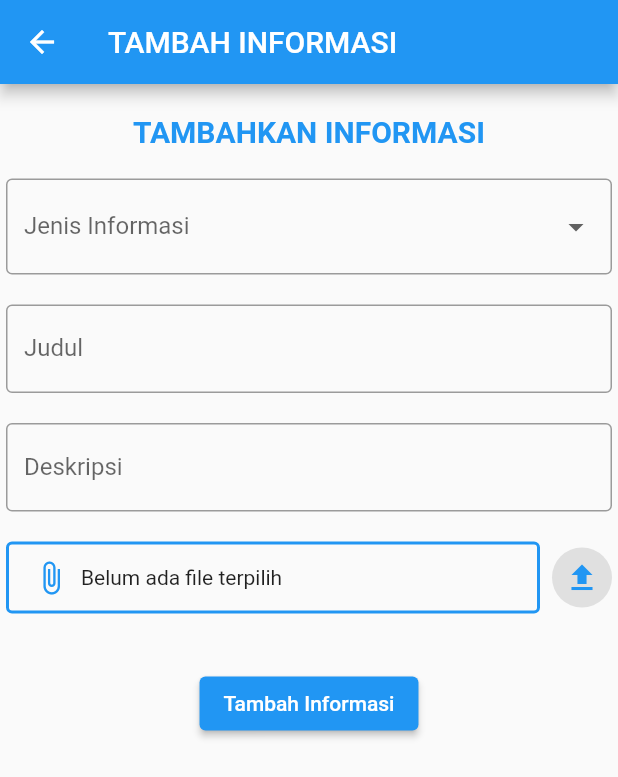
After one commit to RofiqAbdulRozak/kelompok_4_task_learn, a Flutter app: the TambahInformasi screen opened directly, on a phone screen of 412 x 824 dp. The commit adds this screen. Shown: the top 777 px of the screen. Run offline on Flutter 3.47's test engine with Material 2 defaults, Android fonts, the phone set to English and light mode, and no system bars; our stand-ins replace cloud_firestore, file_picker, firebase_auth, firebase_core; accounts and stored records are empty.

Commit message:
tambah_informasi_dosen Fixes #11
gabung kelas diubah warna
tambah_informasi _dosen selesai
(dina nurhasanah)

```diff
--- a/lib/widget/GabungKelas.dart
+++ b/lib/widget/GabungKelas.dart
@@ -1,4 +1,6 @@
 import 'package:flutter/material.dart';
+
+
 
 void main(List<String> args) {
   runApp(GabungKelas1());
@@ -23,6 +25,7 @@ class GabungKelas extends StatefulWidget {
 }
 
 class _GabungKelasState extends State<GabungKelas> {
+
   @override
   Widget build(BuildContext context) {
     return Scaffold(
@@ -34,7 +37,7 @@ class _GabungKelasState extends State<GabungKelas> {
           },
         ),
         title: Text("GABUNG KELAS"),
-        backgroundColor: Colors.teal,
+        backgroundColor: Colors.blue,
       ),
       body: Padding(
         padding: const EdgeInsets.only(left: 4, right: 4, top: 20),
@@ -45,7 +48,7 @@ class _GabungKelasState extends State<GabungKelas> {
               style: TextStyle(
                 fontSize: 17,
                 fontWeight: FontWeight.bold,
-                color: Colors.teal,
+                color: Colors.blue,
               ),
               ),
             ),
@@ -55,7 +58,7 @@ class _GabungKelasState extends State<GabungKelas> {
                 labelText: 'Kode Kelas',
                 border: OutlineInputBorder(
                   borderSide: BorderSide(
-                    color: Colors.teal,
+                    color: Colors.blue,
                     width: 2.0,
                     style: BorderStyle.solid
                   ),
@@ -68,7 +71,7 @@ class _GabungKelasState extends State<GabungKelas> {
                 //logika (kode)
               },
               style: ElevatedButton.styleFrom(
-                primary: Colors.teal,
+                primary: Colors.blue,
               ),
               child: Text("GABUNG KELAS"),)
           ],
--- /dev/null
+++ b/lib/widget/tambah_infomasi_dosen.dart
@@ -0,0 +1,252 @@
+import 'package:flutter/material.dart';
+import 'package:file_picker/file_picker.dart';
+
+void main() {
+  runApp(TambahInformasi1());
+}
+
+class TambahInformasi1 extends StatelessWidget {
+  const TambahInformasi1({Key? key}) : super(key: key);
+
+  @override
+  Widget build(BuildContext context) {
+    return MaterialApp(
+      home: TambahInformasi(),
+    );
+  }
+}
+
+class TambahInformasi extends StatefulWidget {
+  const TambahInformasi({Key? key}) : super(key: key);
+
+  @override
+  State<TambahInformasi> createState() => _TambahInformasiState();
+}
+
+class _TambahInformasiState extends State<TambahInformasi> {
+  String? selectedOption;
+  String? fileName;
+  String? filePath;
+  bool showDeadline = false; // Menambahkan variabel showDeadline
+  DateTime? selectedDateTime;
+
+  Future<void> _selectDateTime(BuildContext context) async {
+    final DateTime? picked = await showDatePicker(
+      context: context,
+      initialDate: selectedDateTime ?? DateTime.now(),
+      firstDate: DateTime(2000),
+      lastDate: DateTime(2100),
+    );
+    if (picked != null) {
+      final TimeOfDay? pickedTime = await showTimePicker(
+        context: context,
+        initialTime: TimeOfDay.now(),
+      );
+      if (pickedTime != null) {
+        setState(() {
+          selectedDateTime = DateTime(
+            picked.year,
+            picked.month,
+            picked.day,
+            pickedTime.hour,
+            pickedTime.minute,
+          );
+        });
+      }
+    }
+  }
+
+  void showPicker() async {
+    FilePickerResult? result = await FilePicker.platform.pickFiles();
+
+    if (result != null) {
+      setState(() {
+        fileName = result.files.single.name;
+        filePath = result.files.single.path;
+      });
+    }
+  }
+
+  @override
+  Widget build(BuildContext context) {
+    return Scaffold(
+      appBar: AppBar(
+        leading: IconButton(
+          icon: Icon(Icons.arrow_back),
+          onPressed: () {},
+        ),
+        title: Text("TAMBAH INFORMASI"),
+        backgroundColor: Colors.blue,
+      ),
+      body: SingleChildScrollView(
+        child: Padding(
+          padding: const EdgeInsets.only(left: 4, right: 4, top: 20),
+          child: Column(
+            children: [
+              Center(
+                child: Text(
+                  "TAMBAHKAN INFORMASI",
+                  style: TextStyle(
+                    fontSize: 20,
+                    fontWeight: FontWeight.bold,
+                    color: Colors.blue,
+                  ),
+                ),
+              ),
+              SizedBox(height: 20),
+              DropdownButtonFormField<String>(
+                decoration: InputDecoration(
+                  labelText: 'Jenis Informasi',
+                  border: OutlineInputBorder(
+                    borderSide: BorderSide(
+                      color: Colors.blue,
+                      width: 2.0,
+                      style: BorderStyle.solid,
+                    ),
+                  ),
+                ),
+                value: selectedOption,
+                onChanged: (String? newValue) {
+                  setState(() {
+                    selectedOption = newValue;
+                    if (selectedOption == 'TUGAS') {
+                      showDeadline = true;
+                    } else {
+                      showDeadline = false;
+                    }
+                  });
+                },
+                items: <String>['TUGAS', 'MATERI']
+                    .map<DropdownMenuItem<String>>((String value) {
+                  return DropdownMenuItem<String>(
+                    value: value,
+                    child: Text(value),
+                  );
+                }).toList(),
+              ),
+              SizedBox(height: 20),
+              TextFormField(
+                decoration: InputDecoration(
+                  labelText: 'Judul',
+                  border: OutlineInputBorder(
+                    borderSide: BorderSide(
+                      color: Colors.blue,
+                      width: 2.0,
+                      style: BorderStyle.solid,
+                    ),
+                  ),
+                ),
+                textInputAction: TextInputAction.newline,
+                keyboardType: TextInputType.multiline,
+                maxLines: null,
+                onEditingComplete: () {},
+              ),
+              SizedBox(height: 20),
+              TextFormField(
+                decoration: InputDecoration(
+                  labelText: 'Deskripsi',
+                  border: OutlineInputBorder(
+                    borderSide: BorderSide(
+                      color: Colors.teal,
+                      width: 2.0,
+                      style: BorderStyle.solid,
+                    ),
+                  ),
+                ),
+                textInputAction: TextInputAction.newline,
+                keyboardType: TextInputType.multiline,
+                maxLines: null,
+                onEditingComplete: () {},
+              ),
+              SizedBox(height: 20),
+              Row(
+                children: [
+                  Expanded(
+                    child: Container(
+                      padding: EdgeInsets.symmetric(vertical: 10, horizontal: 16),
+                      decoration: BoxDecoration(
+                        border: Border.all(color: Colors.blue, width: 2.0),
+                        borderRadius: BorderRadius.circular(4),
+                      ),
+                      child: Row(
+                        mainAxisAlignment: MainAxisAlignment.spaceBetween,
+                        children: [
+                          Icon(
+                            Icons.attach_file,
+                            color: Colors.blue,
+                          ),
+                          SizedBox(width: 8),
+                          Expanded(
+                            child: Text(
+                              fileName ?? 'Belum ada file terpilih',
+                              overflow: TextOverflow.ellipsis,
+                            ),
+                          ),
+                        ],
+                      ),
+                    ),
+                  ),
+                  SizedBox(width: 8),
+                  InkWell(
+                    onTap: showPicker,
+                    child: InkResponse(
+                      highlightShape: BoxShape.circle,
+                      child: Container(
+                        padding: EdgeInsets.all(8),
+                        decoration: BoxDecoration(
+                          shape: BoxShape.circle,
+                          color: Colors.grey[300],
+                        ),
+                        child: Icon(
+                          Icons.upload,
+                          color: Colors.blue,
+                        ),
+                      ),
+                    ),
+                  ),
+                ],
+              ),
+              SizedBox(height: 20),
+              if (showDeadline) // Menampilkan Tenggat Waktu hanya jika showDeadline true
+                InkWell(
+                  onTap: () => _selectDateTime(context),
+                  child: InputDecorator(
+                    decoration: InputDecoration(
+                      labelText: 'Tenggat Waktu',
+                      border: OutlineInputBorder(
+                        borderSide: BorderSide(
+                          color: Colors.teal,
+                          width: 2.0,
+                          style: BorderStyle.solid,
+                        ),
+                      ),
+                    ),
+                    child: Row(
+                      children: [
+                        Icon(Icons.calendar_today),
+                        SizedBox(width: 8),
+                        if (selectedDateTime != null)
+                          Text(
+                            selectedDateTime.toString(),
+                          ),
+                      ],
+                    ),
+                  ),
+                ),
+              SizedBox(height: 16),
+              ElevatedButton(
+                onPressed: () {
+                  //logika (kode)
+                },
+                style: ElevatedButton.styleFrom(
+                  primary: Colors.blue,
+                ),
+                child: Text("Tambah Informasi"),
+              ),
+            ],
+          ),
+        ),
+      ),
+    );
+  }
+}
```
